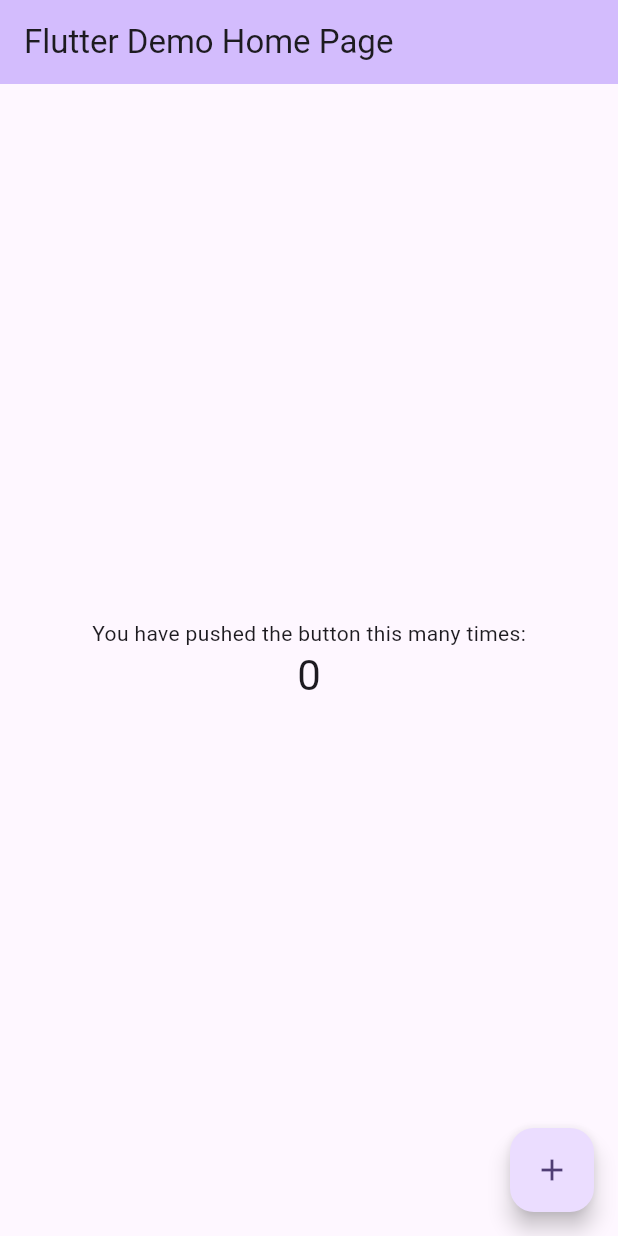
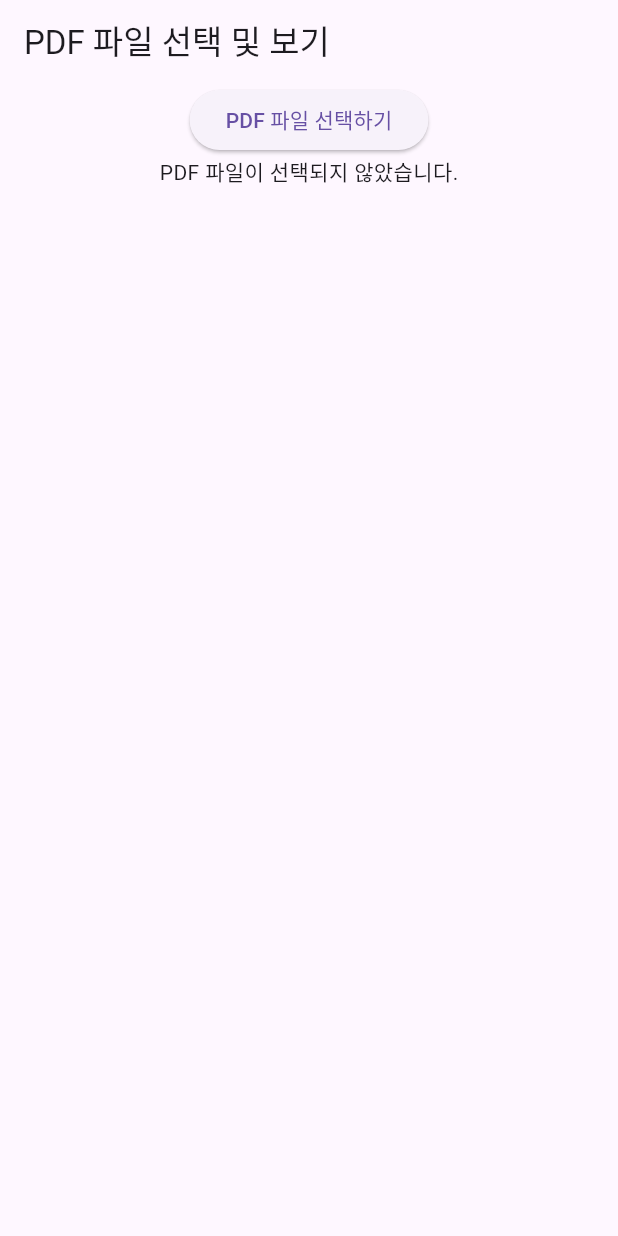
Before and after one commit to yundal8755/pdf_viewer, a Flutter app: the screen it shows after launch, on a phone screen of 412 x 824 dp. Run offline on Flutter 3.47's test engine with Material 3 defaults, Android fonts, the phone set to English and light mode, and no system bars; our stand-ins replace file_picker; missing offline and left inert: flutter_pdfview.

```diff
--- a/lib/main.dart
+++ b/lib/main.dart
@@ -1,125 +1,68 @@
 import 'package:flutter/material.dart';
+import 'package:file_picker/file_picker.dart';
+import 'package:flutter_pdfview/flutter_pdfview.dart';
 
 void main() {
-  runApp(const MyApp());
+  runApp(const MyWidget());
 }
 
-class MyApp extends StatelessWidget {
-  const MyApp({super.key});
+class MyWidget extends StatelessWidget {
+  const MyWidget({super.key});
 
-  // This widget is the root of your application.
   @override
   Widget build(BuildContext context) {
-    return MaterialApp(
-      title: 'Flutter Demo',
-      theme: ThemeData(
-        // This is the theme of your application.
-        //
-        // TRY THIS: Try running your application with "flutter run". You'll see
-        // the application has a purple toolbar. Then, without quitting the app,
-        // try changing the seedColor in the colorScheme below to Colors.green
-        // and then invoke "hot reload" (save your changes or press the "hot
-        // reload" button in a Flutter-supported IDE, or press "r" if you used
-        // the command line to start the app).
-        //
-        // Notice that the counter didn't reset back to zero; the application
-        // state is not lost during the reload. To reset the state, use hot
-        // restart instead.
-        //
-        // This works for code too, not just values: Most code changes can be
-        // tested with just a hot reload.
-        colorScheme: ColorScheme.fromSeed(seedColor: Colors.deepPurple),
-        useMaterial3: true,
-      ),
-      home: const MyHomePage(title: 'Flutter Demo Home Page'),
-    );
+    return const MaterialApp(home: PdfViewerPage());
   }
 }
 
-class MyHomePage extends StatefulWidget {
-  const MyHomePage({super.key, required this.title});
-
-  // This widget is the home page of your application. It is stateful, meaning
-  // that it has a State object (defined below) that contains fields that affect
-  // how it looks.
-
-  // This class is the configuration for the state. It holds the values (in this
-  // case the title) provided by the parent (in this case the App widget) and
-  // used by the build method of the State. Fields in a Widget subclass are
-  // always marked "final".
-
-  final String title;
+class PdfViewerPage extends StatefulWidget {
+  const PdfViewerPage({super.key});
 
   @override
-  State<MyHomePage> createState() => _MyHomePageState();
+  _PdfViewerPageState createState() => _PdfViewerPageState();
 }
 
-class _MyHomePageState extends State<MyHomePage> {
-  int _counter = 0;
+class _PdfViewerPageState extends State<PdfViewerPage> {
+  String? _filePath;
 
-  void _incrementCounter() {
-    setState(() {
-      // This call to setState tells the Flutter framework that something has
-      // changed in this State, which causes it to rerun the build method below
-      // so that the display can reflect the updated values. If we changed
-      // _counter without calling setState(), then the build method would not be
-      // called again, and so nothing would appear to happen.
-      _counter++;
-    });
+  // PDF 파일 선택 함수
+  Future<void> _pickPdfFile() async {
+    FilePickerResult? result = await FilePicker.platform.pickFiles(
+      type: FileType.custom,
+      allowedExtensions: ['pdf'],
+    );
+
+    if (result != null) {
+      setState(() {
+        _filePath = result.files.single.path;
+      });
+    }
   }
 
   @override
   Widget build(BuildContext context) {
-    // This method is rerun every time setState is called, for instance as done
-    // by the _incrementCounter method above.
-    //
-    // The Flutter framework has been optimized to make rerunning build methods
-    // fast, so that you can just rebuild anything that needs updating rather
-    // than having to individually change instances of widgets.
     return Scaffold(
       appBar: AppBar(
-        // TRY THIS: Try changing the color here to a specific color (to
-        // Colors.amber, perhaps?) and trigger a hot reload to see the AppBar
-        // change color while the other colors stay the same.
-        backgroundColor: Theme.of(context).colorScheme.inversePrimary,
-        // Here we take the value from the MyHomePage object that was created by
-        // the App.build method, and use it to set our appbar title.
-        title: Text(widget.title),
+        title: const Text('PDF 파일 선택 및 보기'),
       ),
-      body: Center(
-        // Center is a layout widget. It takes a single child and positions it
-        // in the middle of the parent.
-        child: Column(
-          // Column is also a layout widget. It takes a list of children and
-          // arranges them vertically. By default, it sizes itself to fit its
-          // children horizontally, and tries to be as tall as its parent.
-          //
-          // Column has various properties to control how it sizes itself and
-          // how it positions its children. Here we use mainAxisAlignment to
-          // center the children vertically; the main axis here is the vertical
-          // axis because Columns are vertical (the cross axis would be
-          // horizontal).
-          //
-          // TRY THIS: Invoke "debug painting" (choose the "Toggle Debug Paint"
-          // action in the IDE, or press "p" in the console), to see the
-          // wireframe for each widget.
-          mainAxisAlignment: MainAxisAlignment.center,
-          children: <Widget>[
-            const Text(
-              'You have pushed the button this many times:',
+      body: Column(
+        children: [
+          ElevatedButton(
+            onPressed: _pickPdfFile,
+            child: const Text('PDF 파일 선택하기'),
+          ),
+          if (_filePath != null)
+            Expanded(
+              child: PDFView(
+                filePath: _filePath,
+              ),
             ),
-            Text(
-              '$_counter',
-              style: Theme.of(context).textTheme.headlineMedium,
+          if (_filePath == null)
+            const Center(
+              child: Text('PDF 파일이 선택되지 않았습니다.'),
             ),
-          ],
-        ),
+        ],
       ),
-      floatingActionButton: FloatingActionButton(
-        onPressed: _incrementCounter,
-        tooltip: 'Increment',
-        child: const Icon(Icons.add),
-      ), // This trailing comma makes auto-formatting nicer for build methods.
     );
   }
 }
--- a/pubspec.yaml
+++ b/pubspec.yaml
@@ -37,6 +37,7 @@ dependencies:
   cupertino_icons: ^1.0.6
   pdf: ^3.5.0
   file_picker: ^4.0.0
+  flutter_pdfview: ^1.3.3
 
 dev_dependencies:
   flutter_test:
```
Also changed, not shown: pubspec.lock, 4 other files.
